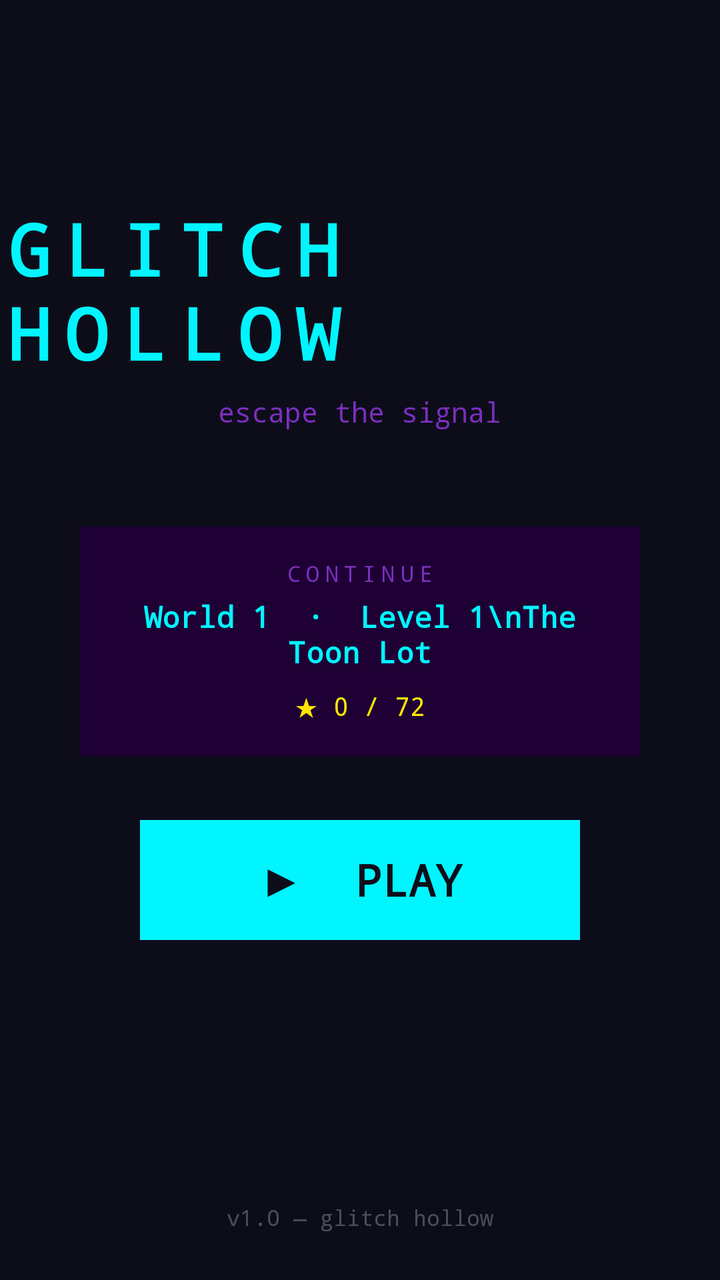
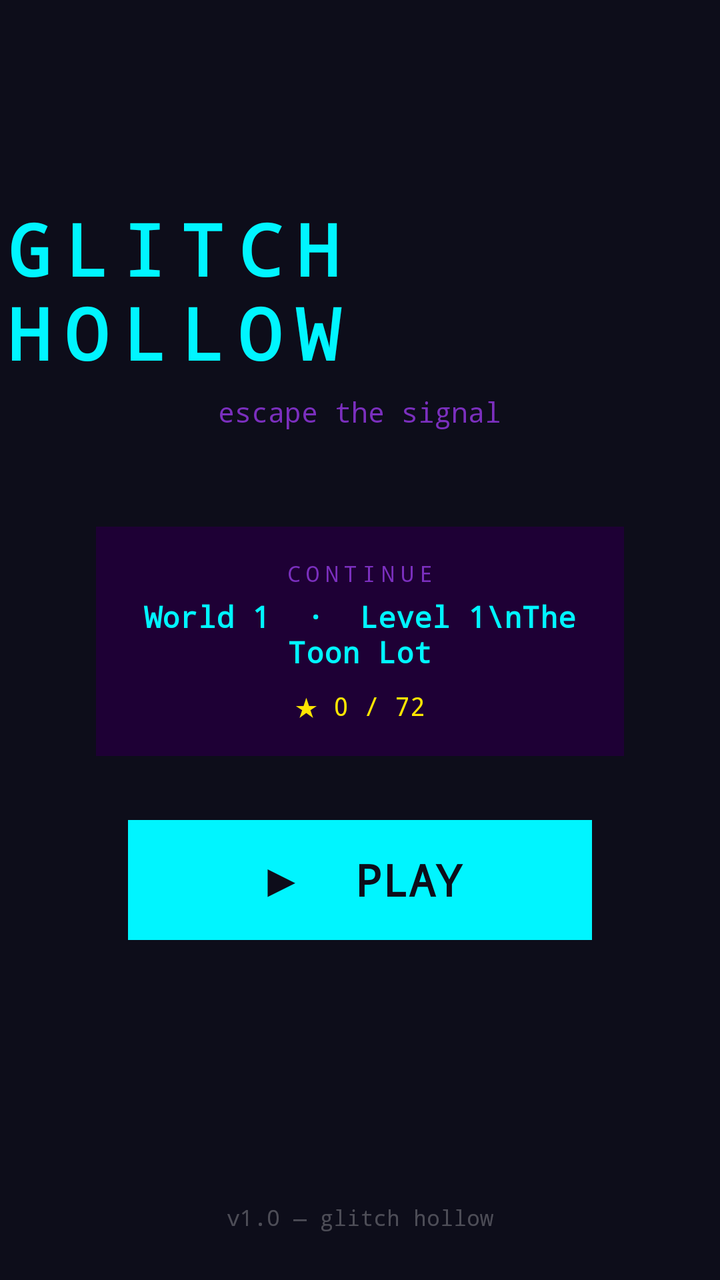

Screens rendered from an Android XML layout before and after an edit, with the pre-edit source and the edit as a unified diff.
<!-- AndroidManifest.xml: application theme Theme.GlitchHollow -->
<!-- res/layout/activity_main.xml -->
<?xml version="1.0" encoding="utf-8"?>
<RelativeLayout xmlns:android="http://schemas.android.com/apk/res/android"
    android:layout_width="match_parent"
    android:layout_height="match_parent"
    android:background="@color/glitch_bg">

    
    <TextView
        android:id="@+id/tv_title"
        android:layout_width="wrap_content"
        android:layout_height="wrap_content"
        android:layout_centerHorizontal="true"
        android:layout_marginTop="100dp"
        android:text="GLITCH HOLLOW"
        android:textColor="@color/glitch_cyan"
        android:textSize="36sp"
        android:textStyle="bold"
        android:letterSpacing="0.2"
        android:fontFamily="monospace" />

    
    <TextView
        android:id="@+id/tv_subtitle"
        android:layout_width="wrap_content"
        android:layout_height="wrap_content"
        android:layout_centerHorizontal="true"
        android:layout_below="@id/tv_title"
        android:layout_marginTop="6dp"
        android:text="escape the signal"
        android:textColor="@color/glitch_purple"
        android:textSize="14sp"
        android:fontFamily="monospace" />

    
    <LinearLayout
        android:id="@+id/card_progress"
        android:layout_width="280dp"
        android:layout_height="wrap_content"
        android:layout_centerHorizontal="true"
        android:layout_below="@id/tv_subtitle"
        android:layout_marginTop="48dp"
        android:orientation="vertical"
        android:padding="16dp"
        android:background="@color/glitch_mid"
        android:gravity="center">

        
        <TextView
            android:layout_width="wrap_content"
            android:layout_height="wrap_content"
            android:text="CONTINUE"
            android:textColor="@color/glitch_purple"
            android:textSize="11sp"
            android:letterSpacing="0.25"
            android:fontFamily="monospace" />

        
        <TextView
            android:id="@+id/tv_progress"
            android:layout_width="wrap_content"
            android:layout_height="wrap_content"
            android:layout_marginTop="4dp"
            android:text="World 1  ·  Level 1\nThe Toon Lot"
            android:textColor="@color/glitch_cyan"
            android:textSize="15sp"
            android:textStyle="bold"
            android:fontFamily="monospace"
            android:gravity="center" />

        
        <TextView
            android:id="@+id/tv_stars"
            android:layout_width="wrap_content"
            android:layout_height="wrap_content"
            android:layout_marginTop="8dp"
            android:text="★ 0 / 72"
            android:textColor="@color/glitch_yellow"
            android:textSize="13sp"
            android:fontFamily="monospace" />

    </LinearLayout>

    
    <TextView
        android:id="@+id/btn_play"
        android:layout_width="220dp"
        android:layout_height="60dp"
        android:layout_centerHorizontal="true"
        android:layout_below="@id/card_progress"
        android:layout_marginTop="32dp"
        android:gravity="center"
        android:text="▶  PLAY"
        android:textColor="@color/glitch_bg"
        android:textSize="22sp"
        android:textStyle="bold"
        android:fontFamily="monospace"
        android:background="@color/glitch_cyan"
        android:clickable="true"
        android:focusable="true" />

    
    <TextView
        android:layout_width="wrap_content"
        android:layout_height="wrap_content"
        android:layout_alignParentBottom="true"
        android:layout_centerHorizontal="true"
        android:layout_marginBottom="24dp"
        android:text="v1.0 — glitch hollow"
        android:textColor="#44FFFFFF"
        android:textSize="11sp"
        android:fontFamily="monospace" />

</RelativeLayout>
<!-- resources referenced by this layout -->
<resources>
  <color name="glitch_bg">#0D0D1A</color>
  <color name="glitch_cyan">#00F5FF</color>
  <color name="glitch_mid">#1E0035</color>
  <color name="glitch_purple">#7B2FBE</color>
  <color name="glitch_yellow">#FFE600</color>
  <style name="Theme.GlitchHollow" parent="android:Theme.NoTitleBar.Fullscreen">
          <item name="android:windowFullscreen">true</item>
          <item name="android:windowNoTitle">true</item>
          <item name="android:windowBackground">@color/glitch_bg</item>
          <item name="android:statusBarColor">@color/glitch_bg</item>
          <item name="android:navigationBarColor">@color/glitch_bg</item>
          <item name="android:windowLayoutInDisplayCutoutMode">shortEdges</item>
      </style>
</resources>

<!-- the commit's change to res/layout/activity_main.xml (unified diff, before → after) -->
@@ -34,7 +34,8 @@
     
     <LinearLayout
         android:id="@+id/card_progress"
-        android:layout_width="280dp"
+        android:layout_width="match_parent"
+        android:layout_marginHorizontal="48dp"
         android:layout_height="wrap_content"
         android:layout_centerHorizontal="true"
         android:layout_below="@id/tv_subtitle"
@@ -83,7 +84,8 @@
     
     <TextView
         android:id="@+id/btn_play"
-        android:layout_width="220dp"
+        android:layout_width="match_parent"
+        android:layout_marginHorizontal="64dp"
         android:layout_height="60dp"
         android:layout_centerHorizontal="true"
         android:layout_below="@id/card_progress"
